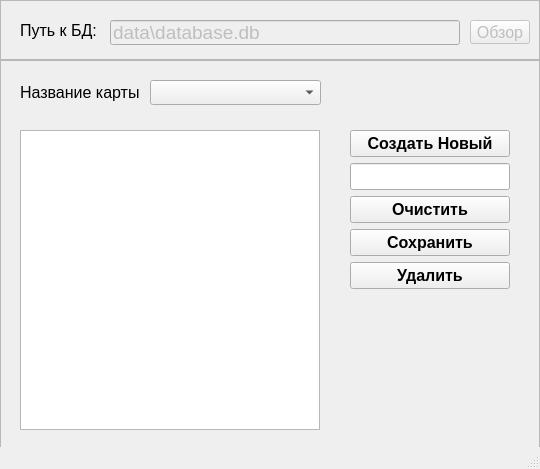
nickson-komi/CyberStep, file data/editor_menu.ui: the form before one commit.
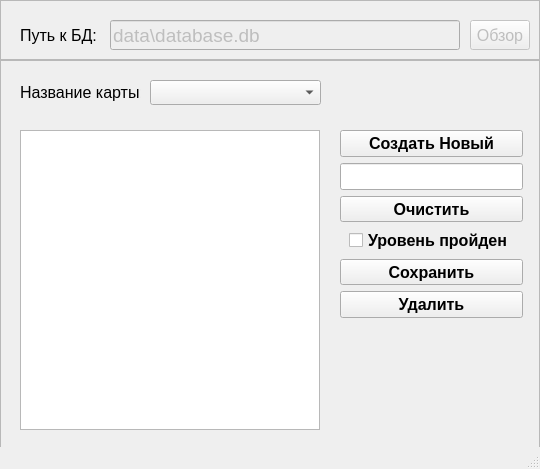
The form after the commit.

Diff of the .ui file:
```diff
--- a/data/editor_menu.ui
+++ b/data/editor_menu.ui
@@ -47,7 +47,7 @@
        <x>110</x>
        <y>20</y>
        <width>350</width>
-       <height>25</height>
+       <height>30</height>
       </rect>
      </property>
      <property name="font">
@@ -71,7 +71,7 @@
        <x>470</x>
        <y>20</y>
        <width>60</width>
-       <height>24</height>
+       <height>30</height>
       </rect>
      </property>
      <property name="font">
@@ -92,7 +92,7 @@
        <x>20</x>
        <y>20</y>
        <width>81</width>
-       <height>21</height>
+       <height>30</height>
       </rect>
      </property>
      <property name="font">
@@ -157,10 +157,10 @@
     <widget class="QWidget" name="verticalLayoutWidget">
      <property name="geometry">
       <rect>
-       <x>350</x>
+       <x>340</x>
        <y>70</y>
-       <width>160</width>
-       <height>159</height>
+       <width>183</width>
+       <height>188</height>
       </rect>
      </property>
      <layout class="QVBoxLayout" name="verticalLayout">
@@ -186,6 +186,8 @@
         <property name="font">
          <font>
           <pointsize>12</pointsize>
+          <weight>75</weight>
+          <bold>true</bold>
          </font>
         </property>
        </widget>
@@ -207,6 +209,20 @@
         </property>
        </widget>
       </item>
+      <item alignment="Qt::AlignHCenter">
+       <widget class="QCheckBox" name="check_passing">
+        <property name="font">
+         <font>
+          <pointsize>12</pointsize>
+          <weight>75</weight>
+          <bold>true</bold>
+         </font>
+        </property>
+        <property name="text">
+         <string>Уровень пройден</string>
+        </property>
+       </widget>
+      </item>
       <item>
        <widget class="QPushButton" name="save_but">
         <property name="font">
```
Left out of the diff: 11 changed lines with no effect on the pictures.
